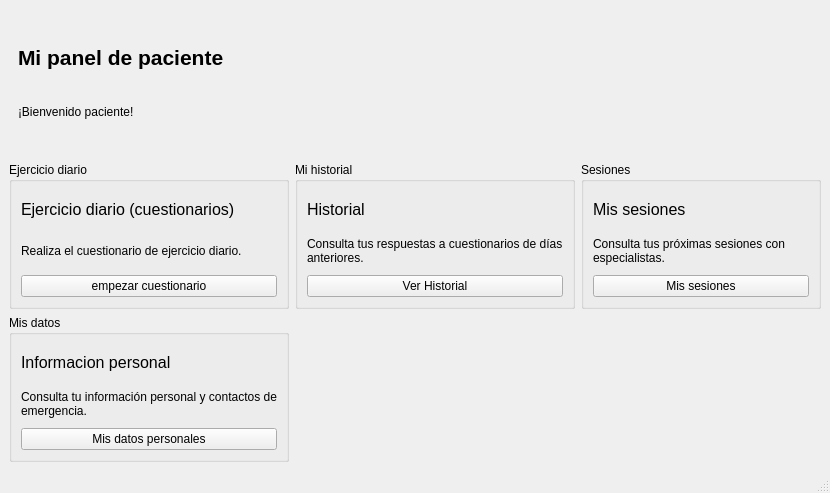
Qt form src/vista/ui/paciente/paciente_dashboard.ui (mbatla00/cediza_IS) before a commit.
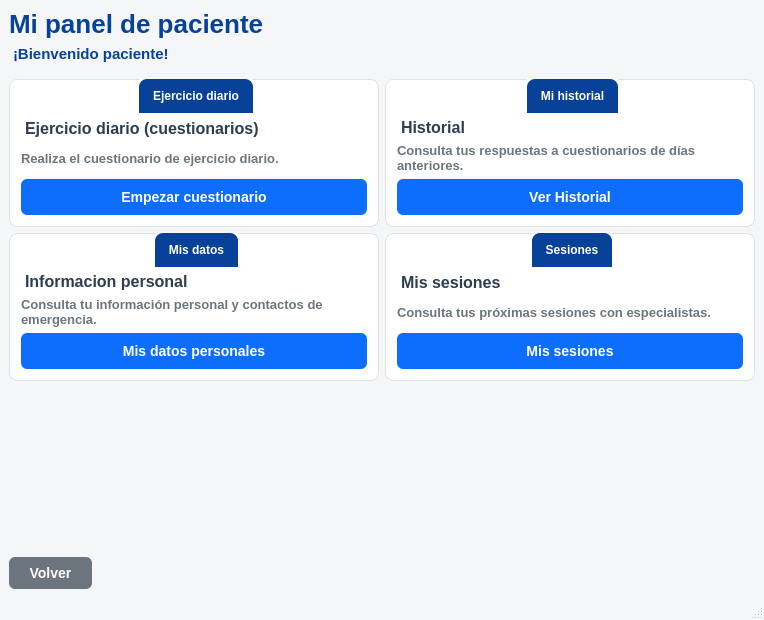
The same form after that commit.

What changed in the file:
```diff
--- a/src/vista/ui/paciente/paciente_dashboard.ui
+++ b/src/vista/ui/paciente/paciente_dashboard.ui
@@ -6,17 +6,148 @@
    <rect>
     <x>0</x>
     <y>0</y>
-    <width>830</width>
-    <height>493</height>
+    <width>764</width>
+    <height>620</height>
    </rect>
   </property>
   <property name="windowTitle">
    <string>MainWindow</string>
   </property>
+  <property name="styleSheet">
+   <string notr="true">/* =========================================
+   1. FONDO Y TEXTOS GENERALES
+========================================= */
+QMainWindow, QWidget#centralwidget {
+    background-color: #f4f6f8;
+}
+
+QLabel {
+    color: #2c3e50;
+    background: transparent;
+}
+
+/* =========================================
+   2. TÍTULOS PRINCIPALES (Bienvenida en Azul Oscuro)
+========================================= */
+QLabel#label_2 {
+    color: #084298; /* Azul oscuro intenso */
+    font-size: 26px;
+    font-weight: bold; /* NEGRITA */
+}
+
+QLabel#label_3 {
+    color: #084298; /* Azul oscuro intenso */
+    font-size: 15px;
+    font-weight: bold; /* NEGRITA */
+    margin-bottom: 10px;
+}
+
+/* =========================================
+   3. LAS 4 TARJETAS (QGroupBox)
+========================================= */
+QGroupBox#box_ejercicio, 
+QGroupBox#box_historial, 
+QGroupBox#box_datos, 
+QGroupBox#box_sesiones {
+    background-color: #ffffff;
+    border: 1px solid #dee2e6;
+    border-radius: 8px;
+    padding-top: 40px; 
+}
+
+/* =========================================
+   4. CABECERAS DE LAS TARJETAS (AZUL OSCURO)
+========================================= */
+QGroupBox::title {
+    background-color: #084298; /* Azul oscuro intenso */
+    color: #ffffff;            
+    font-size: 15px;
+    font-weight: bold;         /* NEGRITA */
+    padding: 10px 12px;
+    border-top-left-radius: 8px;
+    border-top-right-radius: 8px;
+    
+    subcontrol-origin: margin;
+    subcontrol-position: top center;
+    width: 2000px; 
+}
+
+/* Títulos internos de las tarjetas */
+QLabel#label, 
+QLabel#label_5, 
+QLabel#label_4, 
+QLabel#label_6 {
+    font-size: 16px;
+    font-weight: bold;         /* NEGRITA */
+    margin-top: 10px;
+    color: #2c3e50;
+}
+
+/* Textos descriptivos pequeños dentro de la tarjeta */
+QLabel#label_7, 
+QLabel#label_8, 
+QLabel#label_10, 
+QLabel#label_9 {
+    color: #6c757d;
+    font-size: 13px;
+    font-weight: bold;         /* NEGRITA */
+}
+
+/* =========================================
+   5. BOTONES DE LAS TARJETAS (AZULES)
+========================================= */
+QPushButton {
+    font-weight: bold;         /* NEGRITA PARA TODOS LOS BOTONES */
+    font-size: 14px;
+    border-radius: 6px;
+    padding: 10px 15px;
+}
+
+/* Los 4 botones centrales en azul normal */
+QPushButton#btn_cuestionario_diario, 
+QPushButton#btn_ver_historial, 
+QPushButton#btn_informacion_personal, 
+QPushButton#btn_sesiones {
+    background-color: #0d6efd; 
+    color: white;
+    border: none;
+}
+
+QPushButton#btn_cuestionario_diario:hover, 
+QPushButton#btn_ver_historial:hover, 
+QPushButton#btn_informacion_personal:hover, 
+QPushButton#btn_sesiones:hover { 
+    background-color: #0b5ed7; 
+}
+
+/* =========================================
+   6. BOTÓN INFERIOR (Volver / Gris)
+========================================= */
+QPushButton#btn_volver {
+    background-color: #6c757d; /* GRIS BOOTSTRAP */
+    color: white;
+    border: none;
+    padding: 8px 20px;
+    font-weight: bold;         /* NEGRITA */
+}
+
+QPushButton#btn_volver:hover { 
+    background-color: #5a6268; 
+}</string>
+  </property>
   <widget class="QWidget" name="centralwidget">
+   <layout class="QVBoxLayout" name="verticalLayout_7">
+    <item>
+     <layout class="QVBoxLayout" name="verticalLayout_6">
+      <item>
    <layout class="QGridLayout" name="gridLayout">
     <item row="1" column="0">
      <widget class="QGroupBox" name="box_ejercicio">
+          <property name="font">
+           <font>
+            <bold>true</bold>
+           </font>
+          </property>
       <property name="title">
        <string>Ejercicio diario</string>
       </property>
@@ -25,7 +156,8 @@
         <widget class="QLabel" name="label">
          <property name="font">
           <font>
-           <pointsize>12</pointsize>
+               <pointsize>-1</pointsize>
+               <bold>true</bold>
           </font>
          </property>
          <property name="text">
@@ -46,7 +178,51 @@
        <item>
         <widget class="QPushButton" name="btn_cuestionario_diario">
          <property name="text">
-          <string>empezar cuestionario</string>
+              <string>Empezar cuestionario</string>
+             </property>
+            </widget>
+           </item>
+          </layout>
+         </widget>
+        </item>
+        <item row="2" column="0">
+         <widget class="QGroupBox" name="box_datos">
+          <property name="font">
+           <font>
+            <bold>true</bold>
+           </font>
+          </property>
+          <property name="title">
+           <string>Mis datos</string>
+          </property>
+          <layout class="QVBoxLayout" name="verticalLayout_4">
+           <item>
+            <widget class="QLabel" name="label_4">
+             <property name="font">
+              <font>
+               <pointsize>-1</pointsize>
+               <bold>true</bold>
+              </font>
+             </property>
+             <property name="text">
+              <string>Informacion personal</string>
+             </property>
+            </widget>
+           </item>
+           <item>
+            <widget class="QLabel" name="label_10">
+             <property name="text">
+              <string>Consulta tu información personal y contactos de emergencia.</string>
+             </property>
+             <property name="wordWrap">
+              <bool>true</bool>
+             </property>
+            </widget>
+           </item>
+           <item>
+            <widget class="QPushButton" name="btn_informacion_personal">
+             <property name="text">
+              <string>Mis datos personales</string>
          </property>
         </widget>
        </item>
@@ -55,6 +231,11 @@
     </item>
     <item row="1" column="1">
      <widget class="QGroupBox" name="box_historial">
+          <property name="font">
+           <font>
+            <bold>true</bold>
+           </font>
+          </property>
       <property name="title">
        <string>Mi historial</string>
       </property>
@@ -63,7 +244,8 @@
         <widget class="QLabel" name="label_5">
          <property name="font">
           <font>
-           <pointsize>12</pointsize>
+               <pointsize>-1</pointsize>
+               <bold>true</bold>
           </font>
          </property>
          <property name="text">
@@ -97,46 +279,13 @@
       </layout>
      </widget>
     </item>
-    <item row="2" column="0">
-     <widget class="QGroupBox" name="box_datos">
-      <property name="title">
-       <string>Mis datos</string>
-      </property>
-      <layout class="QVBoxLayout" name="verticalLayout_4">
-       <item>
-        <widget class="QLabel" name="label_4">
-         <property name="font">
-          <font>
-           <pointsize>12</pointsize>
-          </font>
-         </property>
-         <property name="text">
-          <string>Informacion personal</string>
-         </property>
-        </widget>
-       </item>
-       <item>
-        <widget class="QLabel" name="label_10">
-         <property name="text">
-          <string>Consulta tu información personal y contactos de emergencia.</string>
-         </property>
-         <property name="wordWrap">
-          <bool>true</bool>
-         </property>
-        </widget>
-       </item>
-       <item>
-        <widget class="QPushButton" name="btn_informacion_personal">
-         <property name="text">
-          <string>Mis datos personales</string>
-         </property>
-        </widget>
-       </item>
-      </layout>
-     </widget>
-    </item>
-    <item row="1" column="2">
+        <item row="2" column="1">
      <widget class="QGroupBox" name="box_sesiones">
+          <property name="font">
+           <font>
+            <bold>true</bold>
+           </font>
+          </property>
       <property name="title">
        <string>Sesiones</string>
       </property>
@@ -145,7 +294,8 @@
         <widget class="QLabel" name="label_6">
          <property name="font">
           <font>
-           <pointsize>12</pointsize>
+               <pointsize>-1</pointsize>
+               <bold>true</bold>
           </font>
          </property>
          <property name="text">
@@ -173,23 +323,9 @@
       </layout>
      </widget>
     </item>
-    <item row="0" column="0" colspan="2">
-     <widget class="QWidget" name="widget" native="true">
-      <layout class="QGridLayout" name="gridLayout_2">
-       <item row="2" column="0">
-        <widget class="QLabel" name="label_3">
-         <property name="maximumSize">
-          <size>
-           <width>16777215</width>
-           <height>20</height>
-          </size>
-         </property>
-         <property name="text">
-          <string>¡Bienvenido paciente!</string>
-         </property>
-        </widget>
-       </item>
-       <item row="1" column="0">
+        <item row="0" column="0">
+         <layout class="QVBoxLayout" name="verticalLayout_5">
+          <item>
         <widget class="QLabel" name="label_2">
          <property name="maximumSize">
           <size>
@@ -199,7 +335,7 @@
          </property>
          <property name="font">
           <font>
-           <pointsize>16</pointsize>
+              <pointsize>-1</pointsize>
            <bold>true</bold>
           </font>
          </property>
@@ -208,20 +344,57 @@
          </property>
         </widget>
        </item>
-      </layout>
+          <item>
+           <widget class="QLabel" name="label_3">
+            <property name="text">
+             <string>¡Bienvenido paciente!</string>
+            </property>
      </widget>
     </item>
    </layout>
-  </widget>
-  <widget class="QMenuBar" name="menubar">
-   <property name="geometry">
-    <rect>
-     <x>0</x>
-     <y>0</y>
-     <width>830</width>
-     <height>22</height>
-    </rect>
-   </property>
+        </item>
+       </layout>
+      </item>
+     </layout>
+    </item>
+    <item>
+     <spacer name="verticalSpacer">
+      <property name="orientation">
+       <enum>Qt::Orientation::Vertical</enum>
+      </property>
+      <property name="sizeHint" stdset="0">
+       <size>
+        <width>20</width>
+        <height>87</height>
+       </size>
+      </property>
+     </spacer>
+    </item>
+    <item>
+     <layout class="QHBoxLayout" name="horizontalLayout">
+      <item>
+       <widget class="QPushButton" name="btn_volver">
+        <property name="text">
+         <string>Volver</string>
+        </property>
+       </widget>
+      </item>
+      <item>
+       <spacer name="horizontalSpacer">
+        <property name="orientation">
+         <enum>Qt::Orientation::Horizontal</enum>
+        </property>
+        <property name="sizeHint" stdset="0">
+         <size>
+          <width>40</width>
+          <height>20</height>
+         </size>
+        </property>
+       </spacer>
+      </item>
+     </layout>
+    </item>
+   </layout>
   </widget>
   <widget class="QStatusBar" name="statusbar"/>
  </widget>
```
Lines whose indentation alone changed are shown as unchanged.
